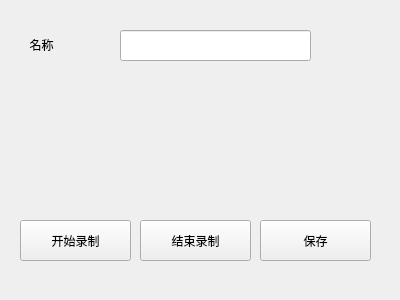
The window that ui/add_record_widget.ui (hanxi19/Key-Wizard) describes before a commit, drawn with Qt 5.
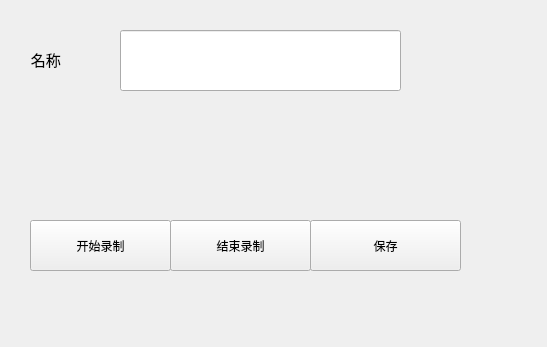
The same window after the commit.

Patch:
```diff
--- a/ui/add_record_widget.ui
+++ b/ui/add_record_widget.ui
@@ -6,8 +6,8 @@
    <rect>
     <x>0</x>
     <y>0</y>
-    <width>400</width>
-    <height>300</height>
+    <width>547</width>
+    <height>347</height>
    </rect>
   </property>
   <property name="windowTitle">
@@ -18,10 +18,16 @@
     <rect>
      <x>23</x>
      <y>29</y>
-     <width>71</width>
-     <height>31</height>
+     <width>91</width>
+     <height>61</height>
     </rect>
    </property>
+   <property name="font">
+    <font>
+     <family>Agency FB</family>
+     <pointsize>11</pointsize>
+    </font>
+   </property>
    <property name="text">
     <string>  名称</string>
    </property>
@@ -31,18 +37,18 @@
     <rect>
      <x>120</x>
      <y>30</y>
-     <width>191</width>
-     <height>31</height>
+     <width>281</width>
+     <height>61</height>
     </rect>
    </property>
   </widget>
   <widget class="QPushButton" name="startBtn">
    <property name="geometry">
     <rect>
-     <x>20</x>
+     <x>30</x>
      <y>220</y>
-     <width>111</width>
-     <height>41</height>
+     <width>141</width>
+     <height>51</height>
     </rect>
    </property>
    <property name="text">
@@ -52,10 +58,10 @@
   <widget class="QPushButton" name="endBtn">
    <property name="geometry">
     <rect>
-     <x>140</x>
+     <x>170</x>
      <y>220</y>
-     <width>111</width>
-     <height>41</height>
+     <width>141</width>
+     <height>51</height>
     </rect>
    </property>
    <property name="text">
@@ -65,10 +71,10 @@
   <widget class="QPushButton" name="saveBtn">
    <property name="geometry">
     <rect>
-     <x>260</x>
+     <x>310</x>
      <y>220</y>
-     <width>111</width>
-     <height>41</height>
+     <width>151</width>
+     <height>51</height>
     </rect>
    </property>
    <property name="text">
```
